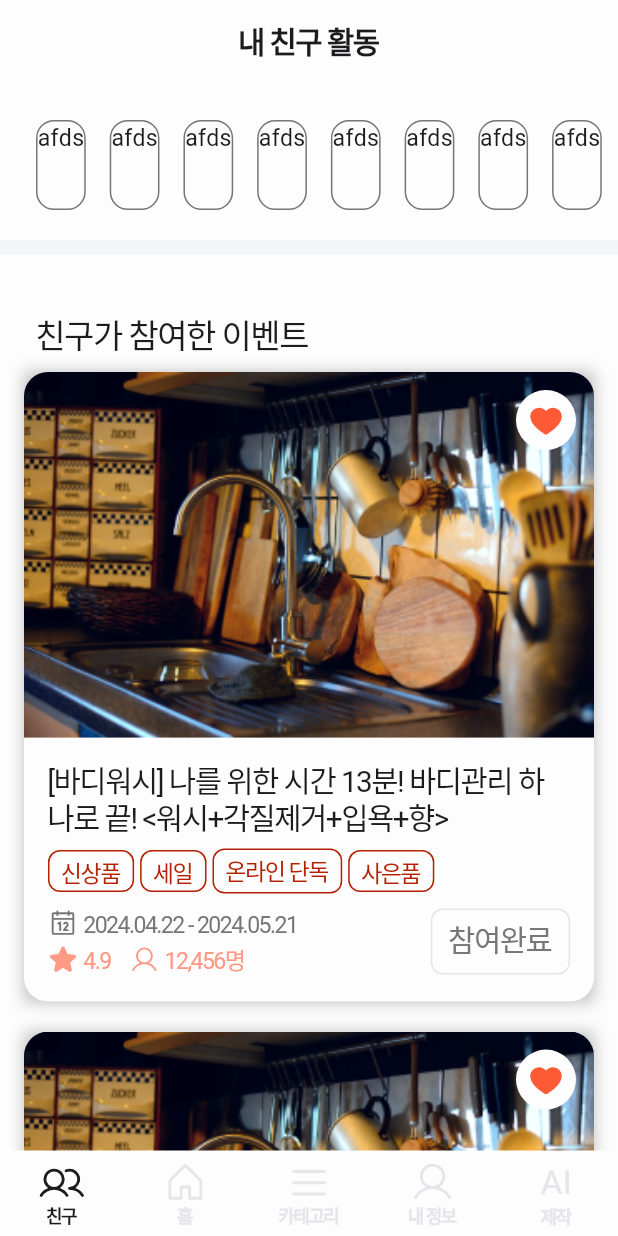
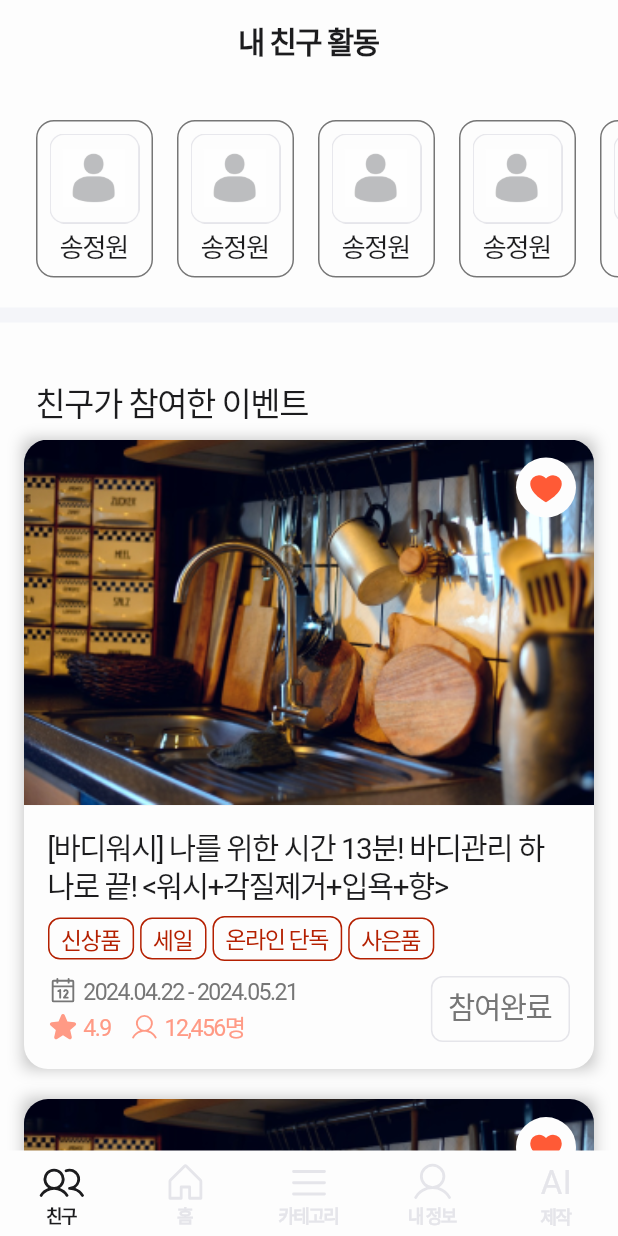
Before and after one commit to yeongwooCho/mosaico, a Flutter app: the FriendScreen screen opened by its route, on a phone screen of 412 x 824 dp. Run offline on Flutter 3.47's test engine with Material 3 defaults, Android fonts, the phone set to English and light mode, and no system bars; our stand-ins replace fl_chart, flutter_riverpod, fluttertoast, go_router, multi_dropdown, phosphor_flutter and 1 more; missing offline and left inert: hidable; Roboto replaces fonts that are missing (Pretendard); project files that could hold a hidden picture were left out.

Commit message:
[feat] 내친구 활동 FriendCard 디자인 구현

```diff
--- a/lib/friend/component/friend_card.dart
+++ b/lib/friend/component/friend_card.dart
@@ -1,8 +1,15 @@
 import 'package:flutter/material.dart';
 import 'package:mosaico/common/const/colors.dart';
+import 'package:mosaico/common/const/text_styles.dart';
+import 'package:mosaico/user/model/user_model.dart';
 
 class FriendCard extends StatelessWidget {
-  const FriendCard({super.key});
+  final UserModel user;
+
+  const FriendCard({
+    super.key,
+    required this.user,
+  });
 
   @override
   Widget build(BuildContext context) {
@@ -14,7 +21,24 @@ class FriendCard extends StatelessWidget {
         ),
         borderRadius: BorderRadius.circular(12.0),
       ),
-      child: Text('afds'),
+      child: Padding(
+        padding: const EdgeInsets.all(8.0),
+        child: Column(
+          children: [
+            Image.asset(
+              user.profileImage,
+              height: 60.0,
+              width: 60.0,
+              fit: BoxFit.fill,
+            ),
+            const SizedBox(height: 4.0),
+            Text(
+              user.name,
+              style: MyTextStyle.descriptionRegular,
+            ),
+          ],
+        ),
+      ),
     );
   }
 }
--- a/lib/friend/view/friend_screen.dart
+++ b/lib/friend/view/friend_screen.dart
@@ -7,6 +7,7 @@ import 'package:mosaico/common/layout/default_layout.dart';
 import 'package:mosaico/event/component/event_main_vertival_list.dart';
 import 'package:mosaico/event/provider/event_provider.dart';
 import 'package:mosaico/friend/component/friend_card.dart';
+import 'package:mosaico/user/provider/user_provider.dart';
 
 class FriendScreen extends ConsumerWidget {
   static String get routeName => "friend";
@@ -17,21 +18,25 @@ class FriendScreen extends ConsumerWidget {
   Widget build(BuildContext context, WidgetRef ref) {
     final events = ref.watch(eventsRandomProvider(5));
 
+    final user = ref.watch(userProvider);
+
     return DefaultLayout(
       appbar: const DefaultAppBar(title: '내 친구 활동'),
       child: CustomScrollView(
         slivers: [
           SliverToBoxAdapter(
             child: SizedBox(
-              height: 100.0,
+              height: 145.0,
               child: ListView.separated(
+                shrinkWrap: true,
                 scrollDirection: Axis.horizontal,
                 padding: const EdgeInsets.symmetric(
                   horizontal: 24.0,
                   vertical: 20.0,
                 ),
                 itemBuilder: (BuildContext context, int index) {
-                  return FriendCard();
+                  // TODO: 유저 index 구분
+                  return FriendCard(user: user);
                 },
                 separatorBuilder: (BuildContext context, int index) {
                   return const SizedBox(width: 16.0);
@@ -46,7 +51,7 @@ class FriendScreen extends ConsumerWidget {
               color: MyColor.lightGrey,
             ),
           ),
-          const SliverToBoxAdapter(child: const SizedBox(height: 40.0)),
+          const SliverToBoxAdapter(child: SizedBox(height: 40.0)),
           const SliverToBoxAdapter(
             child: Padding(
               padding: EdgeInsets.symmetric(horizontal: 24.0),
```
